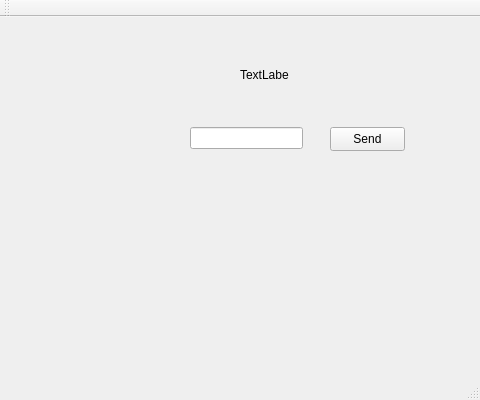
Codreanu-Alexandru/ProjectModernCpp, file ModernCppProject/HTTPClient/GUI/NumericQuestion.ui: the form before one commit.
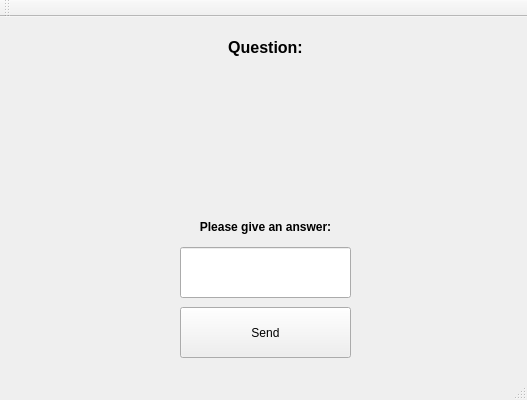
The form after the commit.

```diff
--- a/ModernCppProject/HTTPClient/GUI/NumericQuestion.ui
+++ b/ModernCppProject/HTTPClient/GUI/NumericQuestion.ui
@@ -6,7 +6,7 @@
    <rect>
     <x>0</x>
     <y>0</y>
-    <width>480</width>
+    <width>527</width>
     <height>400</height>
    </rect>
   </property>
@@ -17,23 +17,23 @@
    <widget class="QLabel" name="Question">
     <property name="geometry">
      <rect>
-      <x>240</x>
-      <y>50</y>
-      <width>49</width>
-      <height>16</height>
+      <x>50</x>
+      <y>70</y>
+      <width>441</width>
+      <height>111</height>
      </rect>
     </property>
     <property name="text">
-     <string>TextLabel</string>
+     <string>&lt;html&gt;&lt;head/&gt;&lt;body&gt;&lt;p align=&quot;center&quot;&gt;&lt;br/&gt;&lt;/p&gt;&lt;/body&gt;&lt;/html&gt;</string>
     </property>
    </widget>
    <widget class="QPushButton" name="SendButton">
     <property name="geometry">
      <rect>
-      <x>330</x>
-      <y>110</y>
-      <width>75</width>
-      <height>24</height>
+      <x>180</x>
+      <y>290</y>
+      <width>171</width>
+      <height>51</height>
      </rect>
     </property>
     <property name="text">
@@ -43,10 +43,10 @@
    <widget class="QLineEdit" name="AnswerLine">
     <property name="geometry">
      <rect>
-      <x>190</x>
-      <y>110</y>
-      <width>113</width>
-      <height>22</height>
+      <x>180</x>
+      <y>230</y>
+      <width>171</width>
+      <height>51</height>
      </rect>
     </property>
    </widget>
@@ -63,16 +63,32 @@
      <string/>
     </property>
    </widget>
-  </widget>
-  <widget class="QMenuBar" name="menuBar">
-   <property name="geometry">
-    <rect>
-     <x>0</x>
-     <y>0</y>
-     <width>480</width>
-     <height>22</height>
-    </rect>
-   </property>
+   <widget class="QLabel" name="label">
+    <property name="geometry">
+     <rect>
+      <x>180</x>
+      <y>190</y>
+      <width>171</width>
+      <height>41</height>
+     </rect>
+    </property>
+    <property name="text">
+     <string>&lt;html&gt;&lt;head/&gt;&lt;body&gt;&lt;p align=&quot;center&quot;&gt;&lt;span style=&quot; font-weight:700;&quot;&gt;Please give an answer:&lt;/span&gt;&lt;/p&gt;&lt;/body&gt;&lt;/html&gt;</string>
+    </property>
+   </widget>
+   <widget class="QLabel" name="label_2">
+    <property name="geometry">
+     <rect>
+      <x>180</x>
+      <y>10</y>
+      <width>171</width>
+      <height>41</height>
+     </rect>
+    </property>
+    <property name="text">
+     <string>&lt;html&gt;&lt;head/&gt;&lt;body&gt;&lt;p align=&quot;center&quot;&gt;&lt;span style=&quot; font-size:12pt; font-weight:700;&quot;&gt;Question:&lt;/span&gt;&lt;/p&gt;&lt;/body&gt;&lt;/html&gt;</string>
+    </property>
+   </widget>
   </widget>
   <widget class="QToolBar" name="mainToolBar">
    <attribute name="toolBarArea">
```
